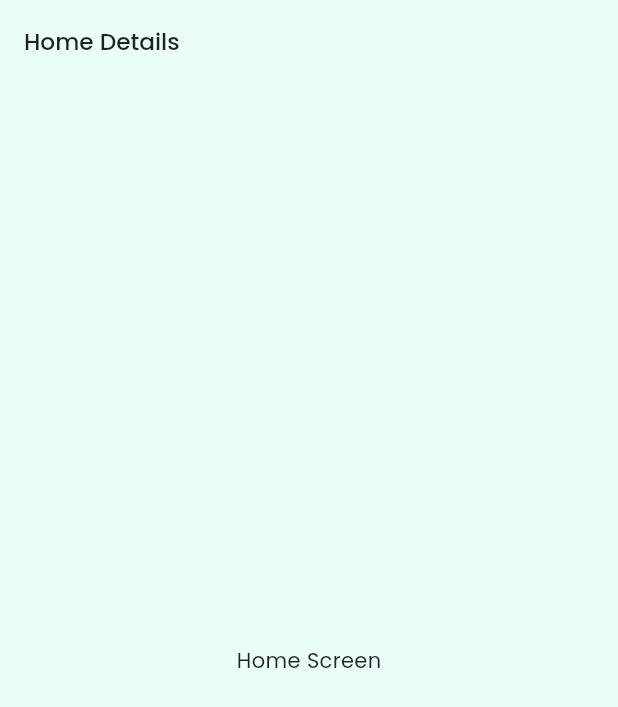
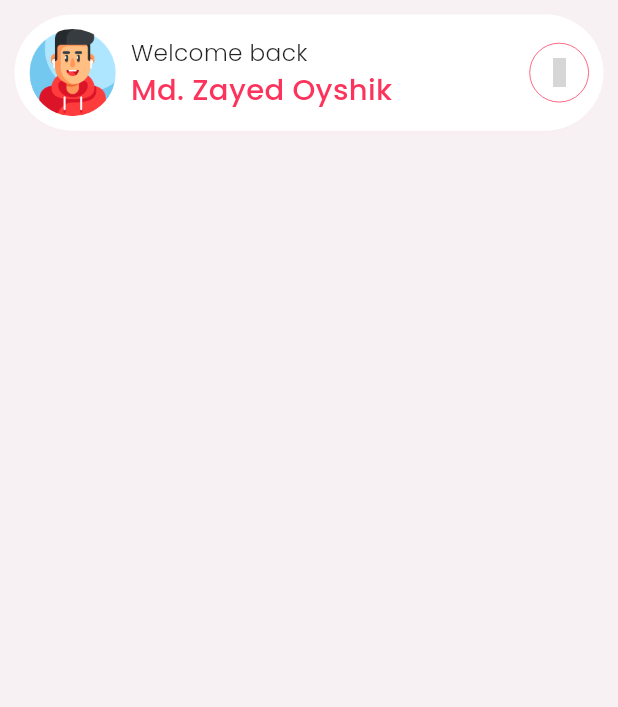
Before and after one commit to xX0ZAK0Xx/medpocket, a Flutter app: the HomeScreen screen opened directly, on a phone screen of 412 x 824 dp. Shown: the top 707 px of the screen. Run offline on Flutter 3.47's test engine with Material 3 defaults, Android fonts, the phone set to English and light mode, and no system bars; our stand-ins replace bloc, firebase_auth, firebase_core, flutter_bloc, flutter_screenutil, hugeicons and 5 more; accounts and stored records are empty; grey boxes are pictures that could not be loaded.

Commit message:
Home Screen Header

```diff
--- a/lib/configs/colors.dart
+++ b/lib/configs/colors.dart
@@ -5,7 +5,9 @@ class AppColors{
   static const secondary              = Color(0xff49BEB7);
   static const seed                   = Color(0xffAFFFDF);
   static const blue                   = Color(0xff0054b3);
-  static const bg                     = Color(0xffEAFFF7);
+  static const bg                     = Color.fromARGB(255, 248, 241, 243);
+  static const white                  = Color(0xffffffff);
+  static const black                  = Color.fromARGB(255, 29, 29, 29);
   static const red                    = Colors.redAccent;
   static const textColorb1            = Colors.black87;
   static const textColorb2            = Colors.black54;
@@ -14,5 +16,10 @@ class AppColors{
   static const textColorw2            = Colors.white60;
   static const textColorw3            = Colors.white54;
   static Color error(context)         => Theme.of(context).colorScheme.error;
-
+  static BoxShadow redShadow() => BoxShadow(
+    color: AppColors.primary.withOpacity(0.15),
+    spreadRadius: -10,
+    blurRadius: 10,
+    offset: const Offset(0, 2)
+  );
 }
--- a/lib/views/home/home_screen.dart
+++ b/lib/views/home/home_screen.dart
@@ -1,4 +1,6 @@
 import 'package:flutter/material.dart';
+import 'package:medpocket/configs/app_sizes.dart';
+import 'package:medpocket/views/home/segments/home_header.dart';
 
 class HomeScreen extends StatelessWidget {
   const HomeScreen({super.key});
@@ -6,12 +8,17 @@ class HomeScreen extends StatelessWidget {
   @override
   Widget build(BuildContext context) {
     return Scaffold(
-      appBar: AppBar(
-        title: const Text('Home Details'),
-      ),
-      body: const Center(
-        child: Text('Home Screen'),
-      ),
+      body: SafeArea(
+        child: Padding(
+          padding: EdgeInsets.symmetric(horizontal: AppSizes.bodyPadding),
+          child: Column(
+            children: [
+              SizedBox(height: AppSizes.bodyPadding,),
+              const HomeHeader()
+            ],
+          ),
+        ),
+      )
     );
   }
 }
--- /dev/null
+++ b/lib/views/home/segments/home_header.dart
@@ -0,0 +1,80 @@
+import 'package:flutter/cupertino.dart';
+import 'package:flutter_screenutil/flutter_screenutil.dart';
+import 'package:hugeicons/hugeicons.dart';
+import 'package:medpocket/configs/app_sizes.dart';
+import 'package:medpocket/configs/colors.dart';
+
+import '../../../widgets/widgets.dart';
+
+class HomeHeader extends StatelessWidget {
+  const HomeHeader({super.key});
+
+  @override
+  Widget build(BuildContext context) {
+    return Container(
+      padding: EdgeInsets.all(AppSizes.bodyPadding),
+      decoration: BoxDecoration(
+        color: AppColors.white,
+        borderRadius: BorderRadius.circular(30.r + AppSizes.bodyPadding),
+        boxShadow: [
+          AppColors.redShadow()
+        ]
+      ),
+      child: Row(
+        mainAxisAlignment: MainAxisAlignment.spaceBetween,
+        children: [
+          Expanded(
+            child: Row(
+              children: [
+                Container(
+                  width: 60.r,
+                  height: 60.r,
+                  decoration: BoxDecoration(
+                    shape: BoxShape.circle,
+                    image: DecorationImage(
+                      image:
+                          // profileData.photo != null && profileData.photo != ''
+                          // ? NetworkImage('${profileData.photo}') :
+                          const AssetImage('assets/images/avatar.png') as ImageProvider,
+                      fit: BoxFit.cover,
+                      onError: (error, stackTrace) {
+                        const AssetImage('assets/images/avatar.png');
+                      },
+                    ),
+                  ),
+                ),
+                SizedBox(width: AppSizes.bodyPadding,),
+                Expanded(
+                  child: Column(
+                    crossAxisAlignment: CrossAxisAlignment.start,
+                    children: [
+                      Text("Welcome back", style: myText(fontSize: 16.sp),),
+                      Text("Md. Zayed Oyshik",maxLines: 1, overflow: TextOverflow.ellipsis, style: myText(fontSize: 20.sp, fontWeight: FontWeight.w500, color: AppColors.primary),),
+                    ],
+                  ),
+                )
+              ],
+            ),
+          ),
+          GestureDetector(
+            onTap: () {
+
+            },
+            child: Container(
+              padding: EdgeInsets.all(AppSizes.bodyPadding),
+              decoration: BoxDecoration(
+                shape: BoxShape.circle,
+                border: Border.all(width: 0.5, color: AppColors.primary),
+              ),
+              child: HugeIcon(
+                icon: HugeIcons.strokeRoundedNotification03,
+                color: AppColors.primary,
+                size: 20.0.sp,
+              )
+            ),
+          )
+        ],
+      )
+    );
+  }
+}
```
Also changed, not shown: assets/images/avatar.png (added).
